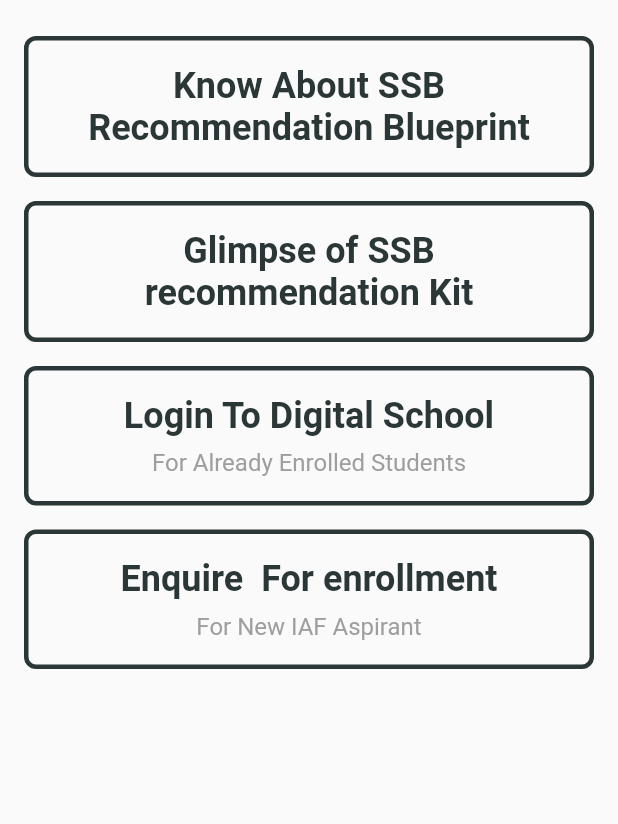
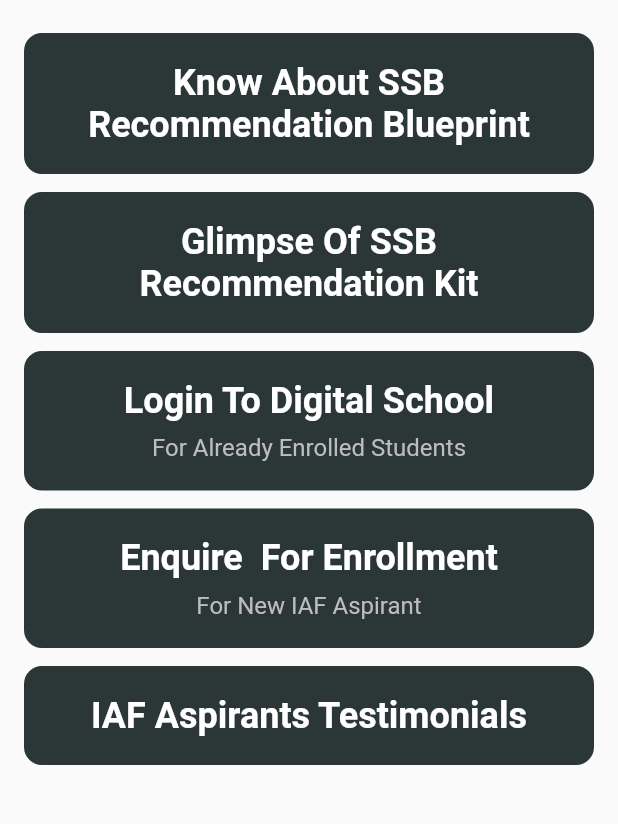
Before and after one commit to pratikpwr/ISOLS-SSB, a Flutter app: the screen it shows after launch, on a phone screen of 412 x 824 dp, the part 288-1112 px from its top. Run offline on Flutter 3.47's test engine with Material 2 defaults, Android fonts, the phone set to English and light mode, and no system bars; our stand-ins replace webview_flutter, youtube_player_flutter.

Commit message:
testimonials

```diff
--- a/lib/home_screen.dart
+++ b/lib/home_screen.dart
@@ -1,4 +1,5 @@
 import 'package:flutter/material.dart';
+import 'package:how_to_crack_ssb/testimonials_screen.dart';
 import 'package:how_to_crack_ssb/web_view.dart';
 
 class HomeScreen extends StatelessWidget {
@@ -35,7 +36,7 @@ class HomeScreen extends StatelessWidget {
                           'https://school.howtocrackssb.com/courses');
                     }));
                   },
-                  title: 'Glimpse of SSB recommendation Kit'),
+                  title: 'Glimpse Of SSB Recommendation Kit'),
               CustomButton(
                   onPressed: () {
                     Navigator.push(context, MaterialPageRoute(builder: (_) {
@@ -52,9 +53,16 @@ class HomeScreen extends StatelessWidget {
                         'https://onlinetraining.howtocrackssb.com/webinar-registration1607577155945');
                   }));
                 },
-                title: 'Enquire  For enrollment ',
+                title: 'Enquire  For Enrollment ',
                 subtitle: 'For New IAF Aspirant',
               ),
+              CustomButton(
+                  onPressed: () {
+                    Navigator.push(context, MaterialPageRoute(builder: (_) {
+                      return TestimonialsScreen();
+                    }));
+                  },
+                  title: 'IAF Aspirants Testimonials'),
             ],
           ),
         ));
@@ -79,10 +87,10 @@ class CustomButton extends StatelessWidget {
         child: Container(
           width: double.infinity,
           padding: EdgeInsets.all(16),
-          margin: EdgeInsets.symmetric(horizontal: 16, vertical: 8),
+          margin: EdgeInsets.symmetric(horizontal: 16, vertical: 6),
           decoration: BoxDecoration(
-              // color: const Color(0xff2b3636),
-              borderRadius: BorderRadius.circular(8),
+              color: const Color(0xff2b3636),
+              borderRadius: BorderRadius.circular(12),
               border: Border.all(
                   color: const Color(0xff2b3636),
                   width: 3,
@@ -95,7 +103,8 @@ class CustomButton extends StatelessWidget {
                 style: TextStyle(
                     fontSize: 24,
                     fontWeight: FontWeight.bold,
-                    color: const Color(0xff2b3636)),
+                    //color: const Color(0xff2b3636)
+                    color: Colors.white),
               ),
               subtitle != null
                   ? Column(
@@ -105,7 +114,8 @@ class CustomButton extends StatelessWidget {
                         ),
                         Text(
                           subtitle ?? '',
-                          style: TextStyle(fontSize: 16, color: Colors.grey),
+                          style:
+                              TextStyle(fontSize: 16, color: Colors.grey[400]),
                         ),
                       ],
                     )
--- a/pubspec.yaml
+++ b/pubspec.yaml
@@ -13,6 +13,7 @@ dependencies:
     sdk: flutter
 
   webview_flutter: ^1.0.7
+  youtube_player_flutter: ^7.0.0+7
   cupertino_icons: ^1.0.0
 
 dev_dependencies:
```
Also changed, not shown: lib/testimonials_screen.dart (added, +148 -0 lines), pubspec.lock, 1 other file.
